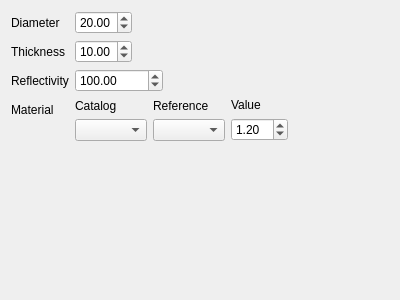
Above: freecad/pyoptools/GUI/RoundMirror.ui from cihologramas/freecad-pyoptools before the change. Below: the same form after it.
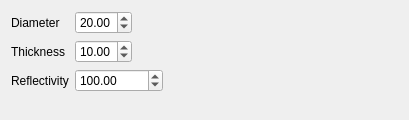
That is the form after the change.

Commit message:
All the dialogs to insert objects use now placementWidget and materialWidget
Code was added to be able to reuse custom widgets in the components dialogs. It mus be working now.

Patch:
```diff
--- a/freecad/pyoptools/GUI/RoundMirror.ui
+++ b/freecad/pyoptools/GUI/RoundMirror.ui
@@ -6,8 +6,8 @@
    <rect>
     <x>0</x>
     <y>0</y>
-    <width>400</width>
-    <height>300</height>
+    <width>409</width>
+    <height>120</height>
    </rect>
   </property>
   <property name="windowTitle">
@@ -70,69 +70,6 @@
        </property>
       </widget>
      </item>
-     <item row="3" column="0">
-      <widget class="QLabel" name="label_5">
-       <property name="text">
-        <string>Material</string>
-       </property>
-      </widget>
-     </item>
-     <item row="3" column="1">
-      <layout class="QHBoxLayout" name="horizontalLayout_2">
-       <item>
-        <layout class="QVBoxLayout" name="verticalLayout_4">
-         <item>
-          <widget class="QLabel" name="label_8">
-           <property name="text">
-            <string>Catalog</string>
-           </property>
-          </widget>
-         </item>
-         <item>
-          <widget class="QComboBox" name="Catalog"/>
-         </item>
-        </layout>
-       </item>
-       <item>
-        <layout class="QVBoxLayout" name="verticalLayout_5">
-         <item>
-          <widget class="QLabel" name="label_9">
-           <property name="text">
-            <string>Reference</string>
-           </property>
-          </widget>
-         </item>
-         <item>
-          <widget class="QComboBox" name="Reference"/>
-         </item>
-        </layout>
-       </item>
-       <item>
-        <layout class="QVBoxLayout" name="verticalLayout_2">
-         <item>
-          <widget class="QLabel" name="label_6">
-           <property name="text">
-            <string>Value</string>
-           </property>
-          </widget>
-         </item>
-         <item>
-          <widget class="QDoubleSpinBox" name="Value">
-           <property name="minimum">
-            <double>1.000000000000000</double>
-           </property>
-           <property name="singleStep">
-            <double>0.100000000000000</double>
-           </property>
-           <property name="value">
-            <double>1.200000000000000</double>
-           </property>
-          </widget>
-         </item>
-        </layout>
-       </item>
-      </layout>
-     </item>
     </layout>
    </item>
   </layout>
```
The commit also changes 26 other files.
